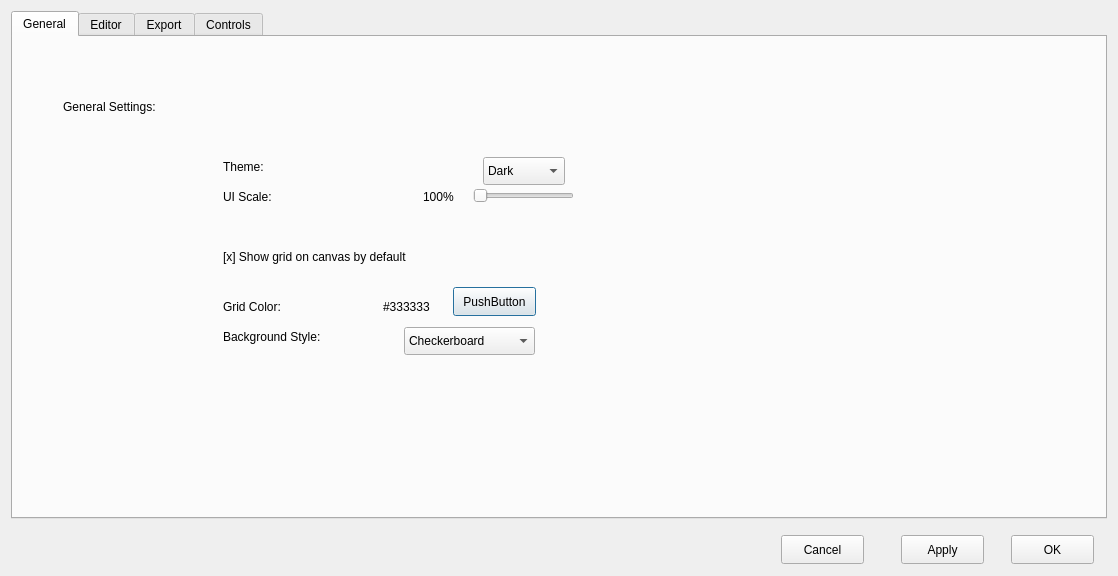
Old version of the form POD2d/settingsdialog.ui in the repository ilertwo/POD2d.
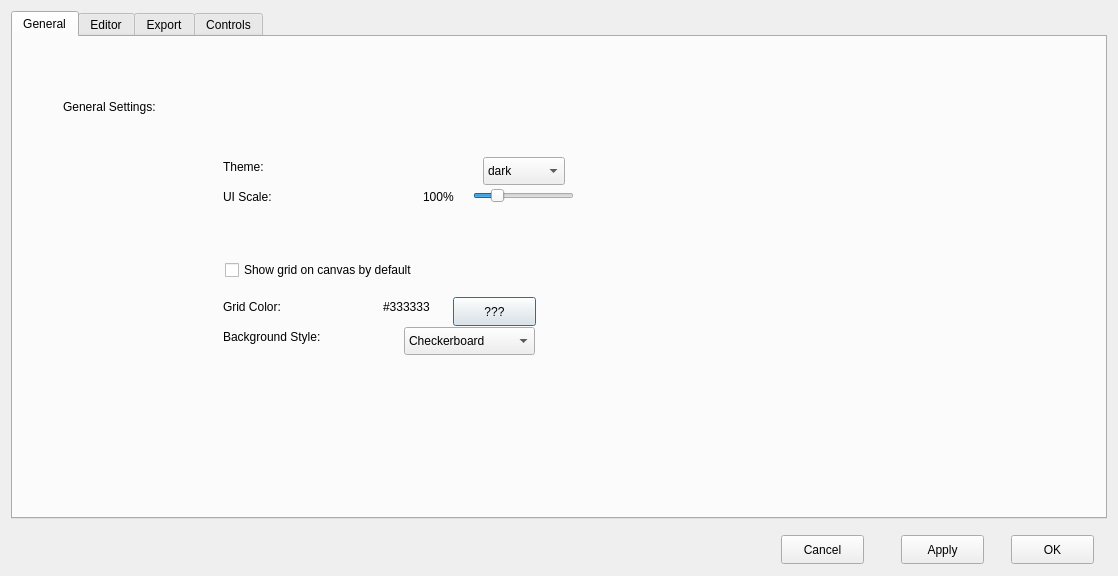
New version of the form.

Patch:
```diff
--- a/POD2d/settingsdialog.ui
+++ b/POD2d/settingsdialog.ui
@@ -67,12 +67,12 @@
         <rect>
          <x>210</x>
          <y>210</y>
-         <width>231</width>
+         <width>241</width>
          <height>20</height>
         </rect>
        </property>
        <property name="text">
-        <string>[x] Show grid on canvas by default</string>
+        <string/>
        </property>
       </widget>
       <widget class="QLabel" name="label_5">
@@ -127,7 +127,17 @@
        </property>
        <item>
         <property name="text">
-         <string>Dark</string>
+         <string>dark</string>
+        </property>
+       </item>
+       <item>
+        <property name="text">
+         <string>light</string>
+        </property>
+       </item>
+       <item>
+        <property name="text">
+         <string>1bit</string>
         </property>
        </item>
       </widget>
@@ -140,6 +150,18 @@
          <height>18</height>
         </rect>
        </property>
+       <property name="minimum">
+        <number>50</number>
+       </property>
+       <property name="maximum">
+        <number>300</number>
+       </property>
+       <property name="singleStep">
+        <number>1</number>
+       </property>
+       <property name="value">
+        <number>100</number>
+       </property>
        <property name="orientation">
         <enum>Qt::Orientation::Horizontal</enum>
        </property>
@@ -161,13 +183,13 @@
        <property name="geometry">
         <rect>
          <x>440</x>
-         <y>250</y>
+         <y>260</y>
          <width>83</width>
          <height>29</height>
         </rect>
        </property>
        <property name="text">
-        <string>PushButton</string>
+        <string>???</string>
        </property>
       </widget>
       <widget class="QLabel" name="label_8">
@@ -183,6 +205,19 @@
         <string>#333333</string>
        </property>
       </widget>
+      <widget class="QCheckBox" name="chk_ShowGrid">
+       <property name="geometry">
+        <rect>
+         <x>212</x>
+         <y>220</y>
+         <width>401</width>
+         <height>26</height>
+        </rect>
+       </property>
+       <property name="text">
+        <string>Show grid on canvas by default</string>
+       </property>
+      </widget>
      </widget>
      <widget class="QWidget" name="editor">
       <attribute name="title">
```
Left out of the diff: 22 changed lines with no effect on the pictures.
